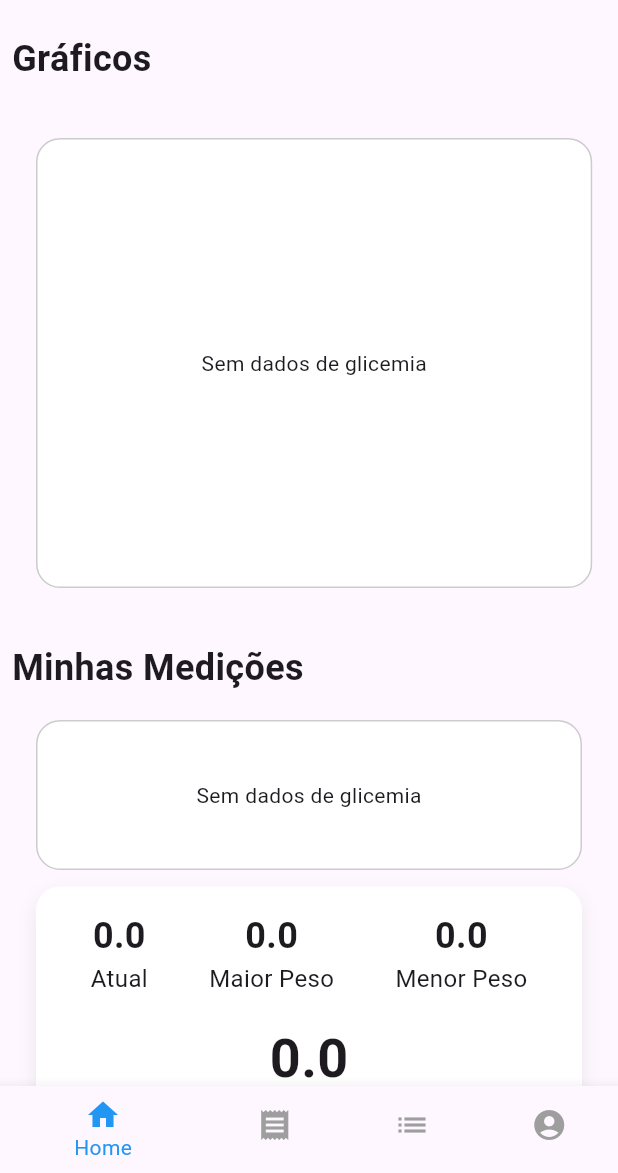
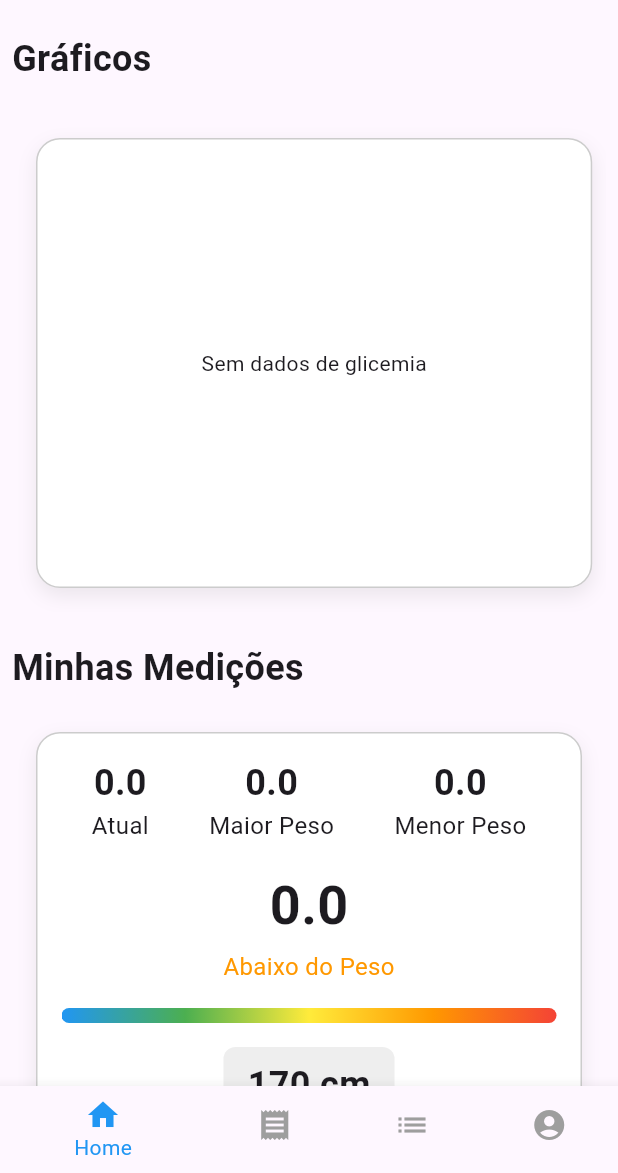
Before and after one commit to AugustoH22/glicometrics, a Flutter app: the screen it shows once a user with an empty profile is signed in, on a phone screen of 412 x 824 dp, the part 63-1236 px from its top. Run offline on Flutter 3.47's test engine with Material 3 defaults, Android fonts, the phone set to English and light mode, and no system bars; our stand-ins replace cloud_firestore, firebase_auth, firebase_core, fl_chart, flutter_signin_button, google_sign_in; accounts and stored records are empty.

Commit message:
Atulização Tela Home

```diff
--- a/lib/tela_home/tela_home.dart
+++ b/lib/tela_home/tela_home.dart
@@ -155,6 +155,13 @@ class _HomeScreenState extends State<HomeScreen> {
             decoration: BoxDecoration(
               color: Colors.white,
               borderRadius: BorderRadius.circular(16),
+              boxShadow: [
+                BoxShadow(
+                  color: Colors.grey.withOpacity(0.2),
+                  blurRadius: 10,
+                  offset: const Offset(0, 5),
+                ),
+              ],
               border: Border.all(
                 color: Colors.black.withOpacity(0.2),
                 width: 1,
@@ -177,6 +184,13 @@ class _HomeScreenState extends State<HomeScreen> {
             decoration: BoxDecoration(
               color: Colors.white,
               borderRadius: BorderRadius.circular(16),
+              boxShadow: [
+                BoxShadow(
+                  color: Colors.grey.withOpacity(0.2),
+                  blurRadius: 10,
+                  offset: const Offset(0, 5),
+                ),
+              ],
               border: Border.all(
                 color: Colors.black.withOpacity(0.2),
                 width: 1,
@@ -273,24 +287,6 @@ class _HomeScreenState extends State<HomeScreen> {
   Widget _buildMedicoes() {
     return Column(
       children: [
-        Container(
-          height: 100,
-          margin: const EdgeInsets.fromLTRB(16.0, 2.0, 16.0, 1.0),
-          decoration: BoxDecoration(
-            color: Colors.white,
-            borderRadius: BorderRadius.circular(16),
-            border: Border.all(
-              color: Colors.black.withOpacity(0.2),
-              width: 1,
-            ),
-          ),
-          child: Center(
-            child: _medicoesGlicemia.isNotEmpty
-                ? Text(
-                    'Última Glicemia: ${_medicoesGlicemia.first['valor']} mg/dL')
-                : const Text('Sem dados de glicemia'),
-          ),
-        ),
         const SizedBox(height: 10),
         // Peso Atual, Maior Peso e Menor Peso
         // IMC com barra colorida e altura ajustável
@@ -307,6 +303,10 @@ class _HomeScreenState extends State<HomeScreen> {
                 offset: const Offset(0, 5),
               ),
             ],
+            border: Border.all(
+              color: Colors.black.withOpacity(0.2),
+              width: 1,
+            ),
           ),
           child: Column(
             crossAxisAlignment: CrossAxisAlignment.center,
@@ -369,6 +369,13 @@ class _HomeScreenState extends State<HomeScreen> {
           decoration: BoxDecoration(
             color: Colors.white,
             borderRadius: BorderRadius.circular(16),
+            boxShadow: [
+              BoxShadow(
+                color: Colors.grey.withOpacity(0.2),
+                blurRadius: 10,
+                offset: const Offset(0, 5),
+              ),
+            ],
             border: Border.all(
               color: Colors.black.withOpacity(0.2),
               width: 1,
```
